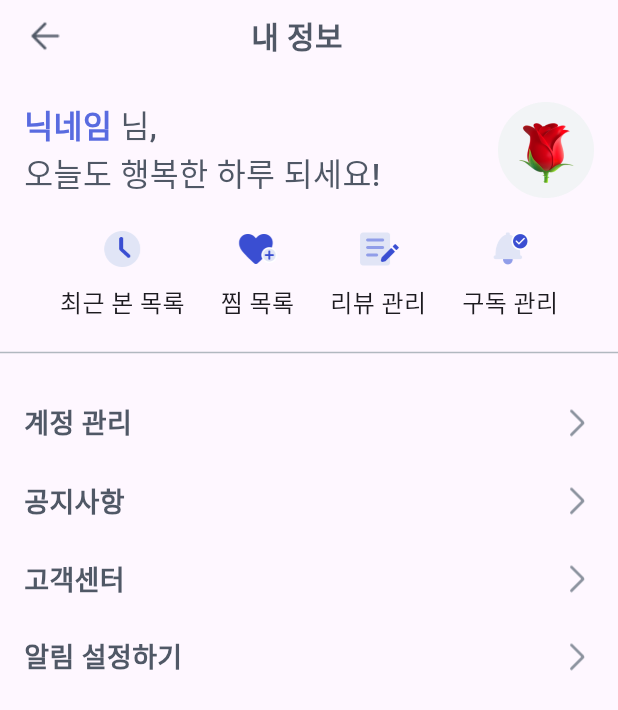
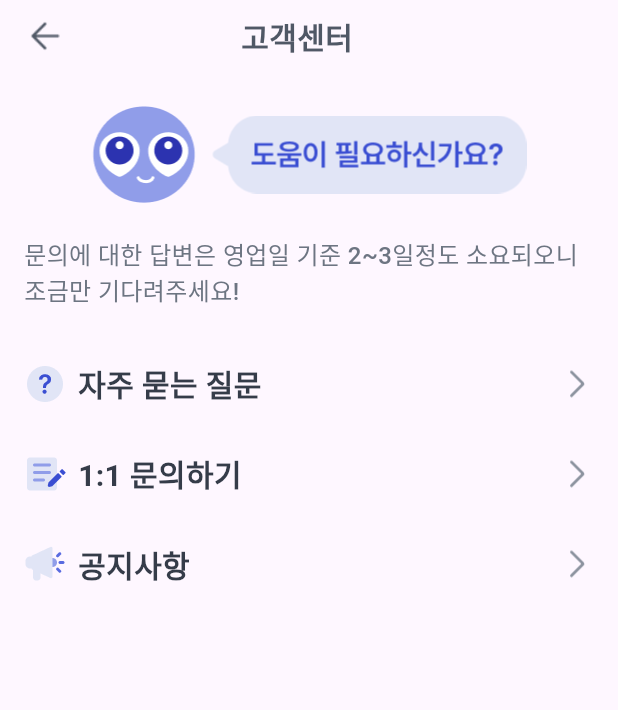
Before and after one commit to jaekyung-you/seenear_flutter, a Flutter app: the screen it shows after launch, after a tap on "고객센터", on a phone screen of 412 x 824 dp. Shown: the top 710 px of the screen. Run offline on Flutter 3.47's test engine with Material 2 defaults, Android fonts, the phone set to English and light mode, and no system bars; drawn by our look-alikes of styled_text; our stand-ins replace get; missing offline and left inert: kakao_flutter_sdk_user; network calls fail.

```diff
--- a/lib/const/seenear_path.dart
+++ b/lib/const/seenear_path.dart
@@ -9,4 +9,5 @@ class SeenearPath {
 
   static String MY_PAGE_ACCOUNT = '/my_page/account';
   static String MY_PAGE_NOTICE= '/my_page/notice';
+  static String MY_PAGE_HELP_DESK= '/my_page/help_desk';
 }
--- a/lib/const/seenear_route.dart
+++ b/lib/const/seenear_route.dart
@@ -11,6 +11,7 @@ import 'package:seenear/presentation/profile/widget/other_profile_detail_screen.
 import 'package:seenear/presentation/sign_up/controller/sign_up_controller.dart';
 import 'package:seenear/presentation/sign_up/widget/sign_up_screen.dart';
 import '../presentation/my_page/widget/my_page_menu/my_page_screen.dart';
+import '../presentation/my_page/widget/my_setting_menu/help_desk_screen.dart';
 import '../presentation/sign_up/widget/sign_up_complete_screen.dart';
 
 class SeenearRoute {
@@ -81,5 +82,14 @@ class SeenearRoute {
         },
       ),
     ),
+    GetPage(
+      name: SeenearPath.MY_PAGE_HELP_DESK,
+      page: () => const HelpDeskScreen(),
+      binding: BindingsBuilder(
+            () {
+          Get.put(MyPageSettingController());
+        },
+      ),
+    ),
   ];
 }
--- a/lib/presentation/my_page/controller/my_page_menu_controller.dart
+++ b/lib/presentation/my_page/controller/my_page_menu_controller.dart
@@ -34,6 +34,7 @@ class MyPageMenuController extends GetxController with GetSingleTickerProviderSt
       case MyPageSetting.notice:
         Get.toNamed(SeenearPath.MY_PAGE_NOTICE);
       case MyPageSetting.helpdesk:
+        Get.toNamed(SeenearPath.MY_PAGE_HELP_DESK);
       case MyPageSetting.notification:
     }
   }
--- /dev/null
+++ b/lib/presentation/my_page/widget/my_setting_menu/help_desk_screen.dart
@@ -0,0 +1,86 @@
+import 'package:flutter/material.dart';
+import 'package:get/get.dart';
+import 'package:seenear/const/design_system/base_header.dart';
+import 'package:seenear/const/design_system/seenear_color.dart';
+import 'package:seenear/presentation/base_widget/seenear_base_scaffold.dart';
+import 'package:seenear/presentation/my_page/controller/my_page_setting_controller.dart';
+
+class HelpDeskScreen extends GetView<MyPageSettingController> {
+  const HelpDeskScreen({super.key});
+
+  @override
+  Widget build(BuildContext context) {
+    return SeenearBaseScaffold(
+      child: Padding(
+        padding: const EdgeInsets.symmetric(horizontal: 16.0),
+        child: Column(
+          children: [
+            const BaseHeader(title: '고객센터'),
+            const SizedBox(height: 20,),
+            Row(
+              mainAxisAlignment: MainAxisAlignment.center,
+              children: [
+                Image.asset(
+                  'assets/images/seenear_character_3.png',
+                  width: 70,
+                ),
+                const SizedBox(
+                  width: 8,
+                ),
+                Image.asset(
+                  'assets/images/help_image.png',
+                  height: 52,
+                ),
+              ],
+            ),
+            const SizedBox(
+              height: 20,
+            ),
+            Text(
+              '문의에 대한 답변은 영업일 기준 2~3일정도 소요되오니 조금만 기다려주세요!',
+              style: TextStyle(
+                fontWeight: FontWeight.w500,
+                fontSize: 16,
+                color: SeenearColor.grey50,
+              ),
+            ),
+            const SizedBox(
+              height: 20,
+            ),
+            helpDeskCell(imageString: 'inquiry', title: '자주 묻는 질문'),
+            helpDeskCell(imageString: 'review', title: '1:1 문의하기'),
+            helpDeskCell(imageString: 'notice', title: '공지사항'),
+          ],
+        ),
+      ),
+    );
+  }
+
+  Widget helpDeskCell({required String imageString, required String title}) {
+    return SizedBox(
+      width: Get.width,
+      height: 60,
+      child: Row(
+        children: [
+          Image.asset(
+            'assets/images/$imageString.png',
+            width: 28,
+          ),
+          const SizedBox(
+            width: 8,
+          ),
+          Text(
+            title,
+            style: TextStyle(fontWeight: FontWeight.w600, fontSize: 20, color: SeenearColor.grey70),
+          ),
+          const Spacer(),
+          Image.asset(
+            'assets/images/arrow_right.png',
+            width: 22,
+            color: SeenearColor.grey30,
+          ),
+        ],
+      ),
+    );
+  }
+}
```
Also changed, not shown: assets/images/help_image.png (added), assets/images/inquiry.png (added), assets/images/notice.png (added).
